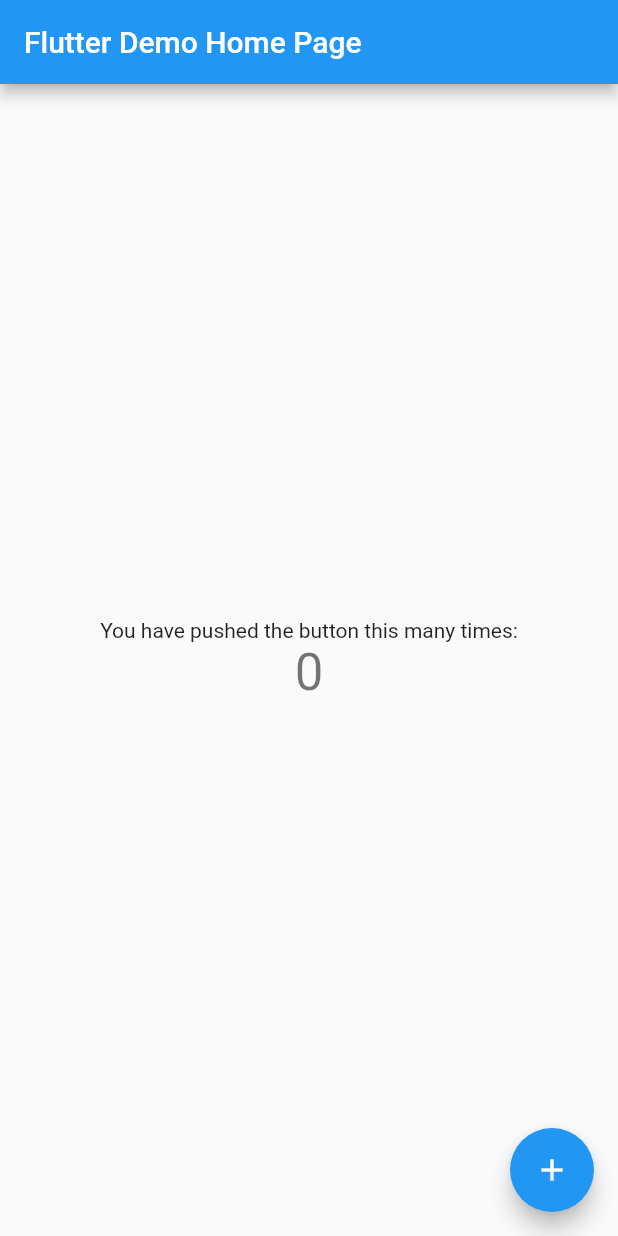
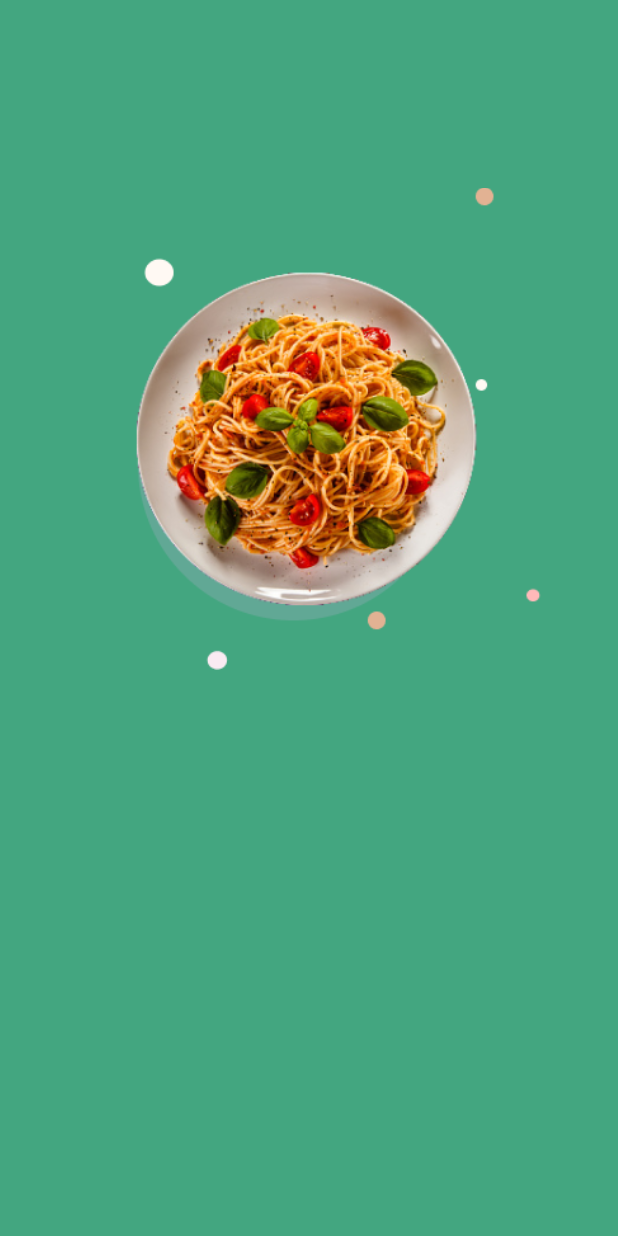
Before and after one commit to Maks-Kyrychok/login-app-lecture-1, a Flutter app: the first screen one second after launch, on a phone screen of 412 x 824 dp. Run offline on Flutter 3.47's test engine with Material 2 defaults, Android fonts, the phone set to English and light mode, and no system bars.

Commit message:
Added splash screen

```diff
--- a/lib/main.dart
+++ b/lib/main.dart
@@ -1,11 +1,12 @@
 import 'package:flutter/material.dart';
+import 'package:login_app_lecture_1/screens/splash_screen.dart';
 
 void main() {
-  runApp(const MyApp());
+  runApp(const LoginApp());
 }
 
-class MyApp extends StatelessWidget {
-  const MyApp({Key? key}) : super(key: key);
+class LoginApp extends StatelessWidget {
+  const LoginApp({Key? key}) : super(key: key);
 
   @override
   Widget build(BuildContext context) {
@@ -14,53 +15,7 @@
       theme: ThemeData(
         primarySwatch: Colors.blue,
       ),
-      home: const MyHomePage(title: 'Flutter Demo Home Page'),
+      home: const SplashScreen(),
     );
   }
 }
-
-class MyHomePage extends StatefulWidget {
-  const MyHomePage({Key? key, required this.title}) : super(key: key);
-  final String title;
-
-  @override
-  State<MyHomePage> createState() => _MyHomePageState();
-}
-
-class _MyHomePageState extends State<MyHomePage> {
-  int _counter = 0;
-
-  void _incrementCounter() {
-    setState(() {
-      _counter++;
-    });
-  }
-
-  @override
-  Widget build(BuildContext context) {
-    return Scaffold(
-      appBar: AppBar(
-        title: Text(widget.title),
-      ),
-      body: Center(
-        child: Column(
-          mainAxisAlignment: MainAxisAlignment.center,
-          children: <Widget>[
-            const Text(
-              'You have pushed the button this many times:',
-            ),
-            Text(
-              '$_counter',
-              style: Theme.of(context).textTheme.headline4,
-            ),
-          ],
-        ),
-      ),
-      floatingActionButton: FloatingActionButton(
-        onPressed: _incrementCounter,
-        tooltip: 'Increment',
-        child: const Icon(Icons.add),
-      ), // This trailing comma makes auto-formatting nicer for build methods.
-    );
-  }
-}
--- /dev/null
+++ b/lib/resources/values/app_colors.dart
@@ -0,0 +1,8 @@
+import 'package:flutter/material.dart';
+
+class AppColors {
+  static const Color primaryColor = Color.fromARGB(255, 67, 166, 128);
+  static const Color primaryColorLight = Color.fromARGB(255, 116, 246, 167);
+  static const Color primaryColorDark = Color.fromARGB(255, 35, 105, 105);
+  static const Color accentColor = Color.fromARGB(255, 223, 180, 151);
+}
--- /dev/null
+++ b/lib/screens/login_screen.dart
@@ -0,0 +1,13 @@
+import 'package:flutter/cupertino.dart';
+import 'package:login_app_lecture_1/resources/values/app_colors.dart';
+
+class LoginScreen extends StatelessWidget {
+  const LoginScreen({Key? key}) : super(key: key);
+
+  @override
+  Widget build(BuildContext context) {
+    return Container(
+      color: AppColors.primaryColorDark,
+    );
+  }
+}
--- /dev/null
+++ b/lib/screens/splash_screen.dart
@@ -0,0 +1,36 @@
+import 'package:flutter/material.dart';
+import '../resources/values/app_colors.dart';
+import 'login_screen.dart';
+
+class SplashScreen extends StatefulWidget {
+  const SplashScreen({super.key});
+
+  @override
+  State<SplashScreen> createState() => _SplashScreenState();
+}
+
+class _SplashScreenState extends State<SplashScreen> {
+  @override
+  void initState() {
+    super.initState();
+    _navigateToHome();
+  }
+
+  _navigateToHome() {
+    Future.delayed(
+        const Duration(seconds: 3),
+        () => Navigator.pushReplacement(context,
+            MaterialPageRoute(builder: (context) => const LoginScreen())));
+  }
+
+  @override
+  Widget build(BuildContext context) {
+    return const Scaffold(
+      backgroundColor: AppColors.primaryColor,
+      body: Padding(
+        padding: EdgeInsets.fromLTRB(81, 125, 28, 12),
+        child: Image(image: AssetImage('assets/images/splash_screen_img.png')),
+      ),
+    );
+  }
+}
```
Also changed, not shown: pubspec.yaml (+9 -17 lines), assets/fonts/Poppins-ExtraBold.ttf (added), assets/fonts/Poppins-Light.ttf (added), assets/images/splash_screen_img.png (added).
